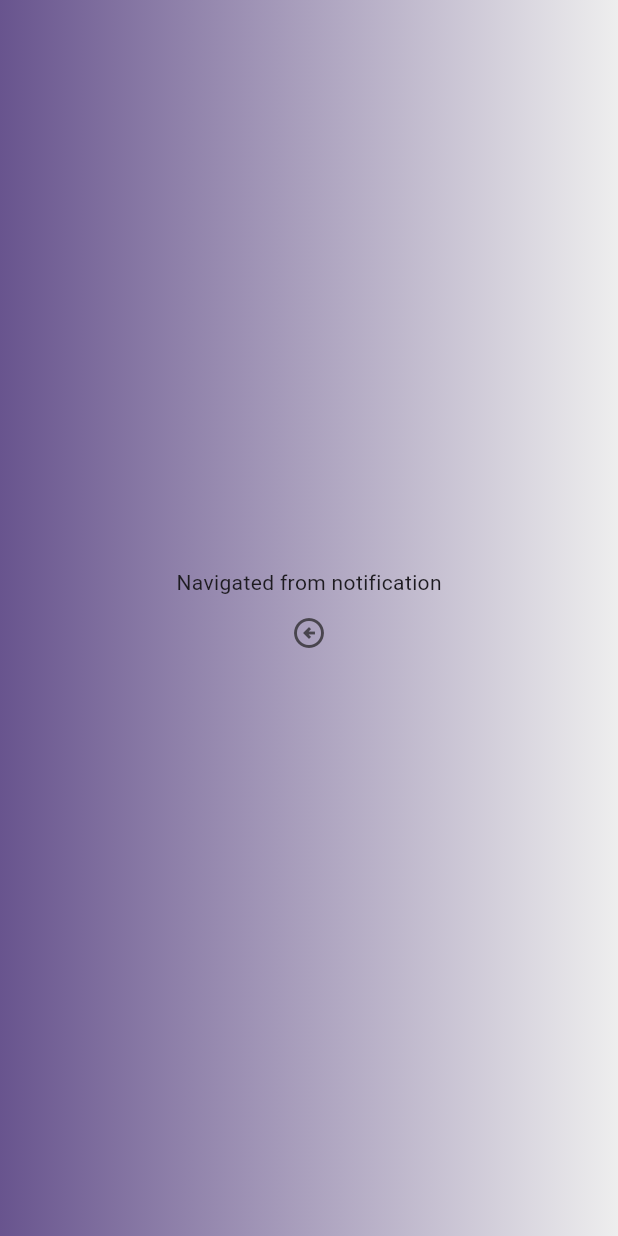
After one commit to mrojasdev/app_tfg_mlr, a Flutter app: the SecondScreen screen opened directly, on a phone screen of 412 x 824 dp. The commit adds this screen. Run offline on Flutter 3.47's test engine with Material 2 defaults, Android fonts, the phone set to English and light mode, and no system bars; our stand-ins replace awesome_notifications, geocoding, geolocator.

Commit message:
Notifications added

```diff
--- /dev/null
+++ b/lib/screens/second_screen.dart
@@ -0,0 +1,40 @@
+import 'package:flutter/material.dart';
+
+import '../main.dart';
+
+class SecondScreen extends StatelessWidget {
+  const SecondScreen({super.key});
+
+  @override
+  Widget build(BuildContext context) {
+    return Scaffold(
+      backgroundColor: Colors.blue,
+      body: Container(
+        decoration: BoxDecoration(
+            gradient: LinearGradient(
+          colors: [
+            Theme.of(context).primaryColor,
+            Colors.grey[200]!,
+          ],
+        )),
+        child: SizedBox(
+          width: MediaQuery.of(context).size.height,
+          child: Column(
+            children: [
+              const Spacer(),
+              const Center(
+                child: Text("Navigated from notification"),
+              ),
+              // This icon button has been added fot ios navigation
+              IconButton(
+                onPressed: () => MyApp.navigatorKey.currentState?.pop(),
+                icon: const Icon(Icons.arrow_circle_left_outlined),
+              ),
+              const Spacer(),
+            ],
+          ),
+        ),
+      ),
+    );
+  }
+}
```
Also changed, not shown: lib/main.dart (+17 -2 lines), lib/services/notification_service.dart (+5 -2 lines), 6 other files.
